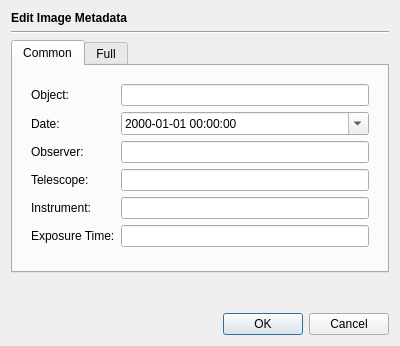
The window that src/app/dialogs/editmetadatadialog.ui (braeun/FitsIP) describes before a commit, drawn with Qt 5.
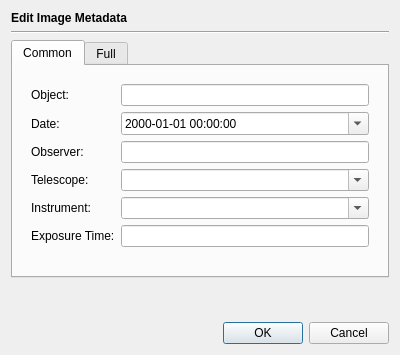
The same window after the commit.

What changed in the file:
```diff
--- a/src/app/dialogs/editmetadatadialog.ui
+++ b/src/app/dialogs/editmetadatadialog.ui
@@ -7,7 +7,7 @@
     <x>0</x>
     <y>0</y>
     <width>400</width>
-    <height>346</height>
+    <height>355</height>
    </rect>
   </property>
   <property name="windowTitle">
@@ -93,9 +93,6 @@
             </property>
            </widget>
           </item>
-          <item row="3" column="1">
-           <widget class="QLineEdit" name="telescopeField"/>
-          </item>
           <item row="4" column="0">
            <widget class="QLabel" name="label_6">
             <property name="text">
@@ -103,9 +100,6 @@
             </property>
            </widget>
           </item>
-          <item row="4" column="1">
-           <widget class="QLineEdit" name="instrumentField"/>
-          </item>
           <item row="5" column="0">
            <widget class="QLabel" name="label_7">
             <property name="text">
@@ -116,6 +110,20 @@
           <item row="5" column="1">
            <widget class="QLineEdit" name="exposureField"/>
           </item>
+          <item row="3" column="1">
+           <widget class="QComboBox" name="telescopeBox">
+            <property name="editable">
+             <bool>true</bool>
+            </property>
+           </widget>
+          </item>
+          <item row="4" column="1">
+           <widget class="QComboBox" name="instrumentBox">
+            <property name="editable">
+             <bool>true</bool>
+            </property>
+           </widget>
+          </item>
          </layout>
         </widget>
        </item>
```
Left out of the diff: 10 changed lines with no effect on the pictures.
